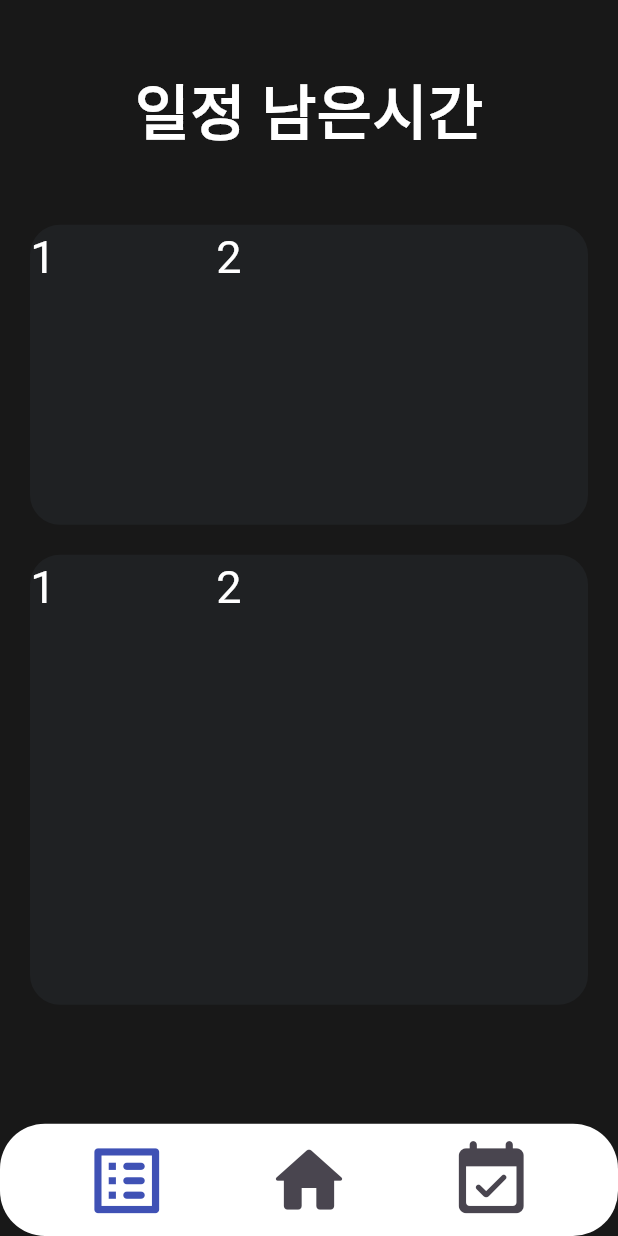
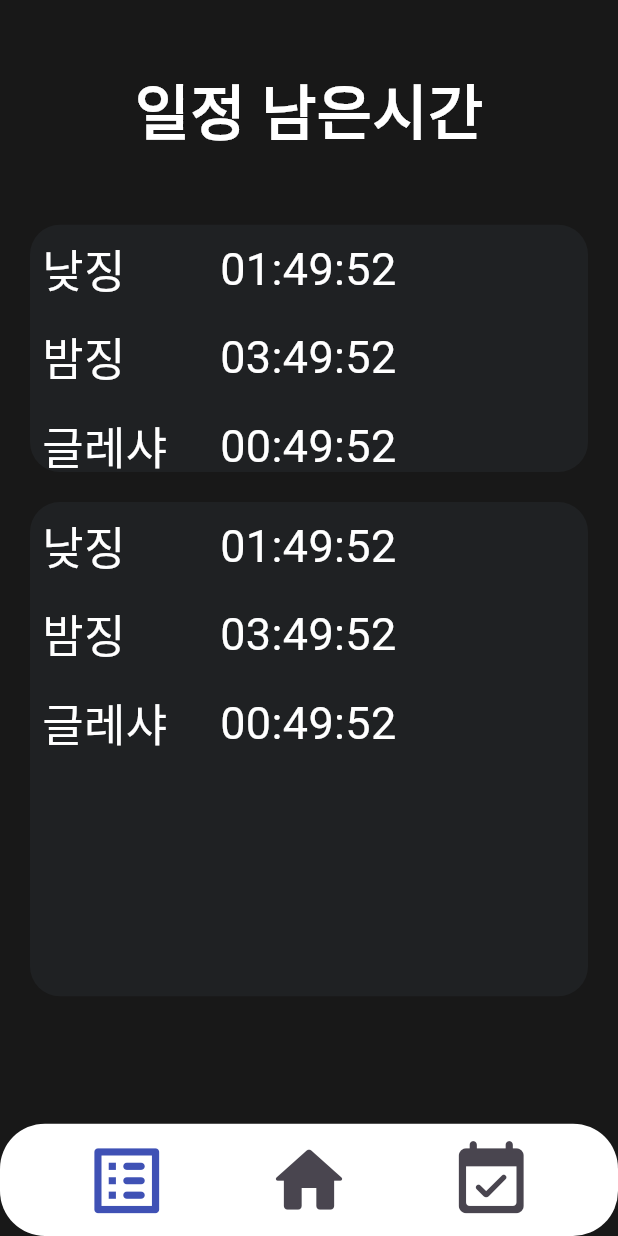
Before and after one commit to Nomad4512/archeage_schedule_manager, a Flutter app: the screen it shows after launch, on a phone screen of 412 x 824 dp. Run offline on Flutter 3.47's test engine with Material 3 defaults, Android fonts, the light colour scheme and no system bars.

Commit message:
예시 일일 일정 구현완료. 주간 일정 시작

```diff
--- /dev/null
+++ b/lib/models/daily_schedule.dart
@@ -0,0 +1,48 @@
+class DailySchedule {
+  String scheduleName;
+  List<DateTime> times;
+
+  DailySchedule(this.scheduleName, this.times);
+
+  // 각 일정에 대한 시간을 초기화하는 팩토리 메서드를 추가
+  static List<DailySchedule> initializeSchedules() {
+    List<DailySchedule> schedules = [];
+    DateTime today = DateTime.now();
+
+    // 현재 시간을 기준으로 일정 시간을 설정합니다.
+    List<DateTime> aTimes = [
+      DateTime(today.year, today.month, today.day, 0, 20),
+      DateTime(today.year, today.month, today.day, 4, 20),
+      DateTime(today.year, today.month, today.day, 8, 20),
+      DateTime(today.year, today.month, today.day, 12, 20),
+      DateTime(today.year, today.month, today.day, 16, 20),
+      DateTime(today.year, today.month, today.day, 20, 20),
+    ];
+
+    schedules.add(DailySchedule('낮징', aTimes));
+
+    List<DateTime> bTimes = [
+      DateTime(today.year, today.month, today.day, 2, 20),
+      DateTime(today.year, today.month, today.day, 6, 20),
+      DateTime(today.year, today.month, today.day, 10, 20),
+      DateTime(today.year, today.month, today.day, 14, 20),
+      DateTime(today.year, today.month, today.day, 18, 20),
+      DateTime(today.year, today.month, today.day, 22, 20),
+    ];
+
+    schedules.add(DailySchedule('밤징', bTimes));
+
+    List<DateTime> cTimes = [
+      DateTime(today.year, today.month, today.day, 3, 20),
+      DateTime(today.year, today.month, today.day, 7, 20),
+      DateTime(today.year, today.month, today.day, 11, 20),
+      DateTime(today.year, today.month, today.day, 15, 20),
+      DateTime(today.year, today.month, today.day, 19, 20),
+      DateTime(today.year, today.month, today.day, 23, 20),
+    ];
+
+    schedules.add(DailySchedule('글레샤', cTimes));
+
+    return schedules;
+  }
+}
--- a/lib/models/schuedule.dart
+++ /dev/null
@@ -1,7 +0,0 @@
-class Schedule{
-  String scheduleName;
-  DateTime time;
-
-  Schedule(this.scheduleName, this.time);
-
-}
--- a/lib/screens/schedule_screen.dart
+++ b/lib/screens/schedule_screen.dart
@@ -2,6 +2,7 @@ import 'dart:async';
 
 import 'package:flutter/material.dart';
 
+import '../models/daily_schedule.dart';
 import '../widgets/navigation_bar.dart';
 import '../widgets/schedule_card.dart';
 
@@ -14,9 +15,39 @@ class ScheduleScreen extends StatefulWidget {
 
 class _ScheduleScreenState extends State<ScheduleScreen> {
 
-  Timer? timer;
+  late Timer timer;
+  List<DailySchedule> schedules = [];
+  List<DailySchedule> dailySchedules = DailySchedule.initializeSchedules();
 
+  @override
+  void initState() {
+    super.initState();
+    schedules = DailySchedule.initializeSchedules();
+    timer = Timer.periodic(Duration(seconds: 1), (Timer t) => updateRemainingTime());
+  }
 
+  void updateRemainingTime() {
+    setState(() {
+      DateTime now = DateTime.now();
+      for (var schedule in schedules) {
+        // 현재 시간 이후의 가장 가까운 시간을 찾습니다.
+        schedule.times = schedule.times
+            .where((time) => time.isAfter(now))
+            .toList();
+
+        if (schedule.times.isNotEmpty) {
+          // 리스트가 비어 있지 않다면, 가장 가까운 시간으로 정렬합니다.
+          schedule.times.sort((a, b) => a.compareTo(b));
+        }
+      }
+    });
+  }
+
+  @override
+  void dispose() {
+    timer.cancel();
+    super.dispose();
+  }
 
   @override
   Widget build(BuildContext context) {
@@ -37,13 +68,13 @@ class _ScheduleScreenState extends State<ScheduleScreen> {
               )
             ),
           ),
-          Expanded(
+           Expanded(
             flex: 8,
                 child: Column(
                   children: [
-                    ScheduleCard(height: 200,),
+                    ScheduleCard(multi: 1, schedules: dailySchedules),
                     const SizedBox(height: 20,),
-                    ScheduleCard(height: 300,),
+                    ScheduleCard(multi: 2, schedules: dailySchedules),
                   ],
                 ),
           ),
--- a/lib/widgets/schedule_card.dart
+++ b/lib/widgets/schedule_card.dart
@@ -1,35 +1,81 @@
 import 'package:flutter/material.dart';
+import '../models/daily_schedule.dart';
 
 class ScheduleCard extends StatelessWidget {
-
-  final double height;
+  final double multi;
+  final List<DailySchedule> schedules;
 
   const ScheduleCard({
-    required this.height,
-  });
+    Key? key,
+    required this.multi,
+    required this.schedules,
+  }) : super(key: key);
 
+  // 'formatDuration'을 클래스의 메서드로 이동합니다.
+  String formatDuration(Duration d) {
+    String twoDigits(int n) => n.toString().padLeft(2, '0');
+    String twoDigitMinutes = twoDigits(d.inMinutes.remainder(60));
+    String twoDigitSeconds = twoDigits(d.inSeconds.remainder(60));
+    return "${twoDigits(d.inHours)}:$twoDigitMinutes:$twoDigitSeconds";
+  }
 
   @override
   Widget build(BuildContext context) {
+    // 화면 크기를 기준으로 카드의 높이를 계산합니다.
+    var screenSize = MediaQuery.of(context).size;
+    double cardHeight = screenSize.height * 0.2 * multi; // multi : 화면 높이 배수
+
     return Padding(
       padding: const EdgeInsets.symmetric(horizontal: 20),
-      child:
-      Container(
-          height: height,
-          decoration: BoxDecoration(
-            color: const Color(0xFF1F2123),
-            borderRadius: BorderRadius.circular(20),
-          ),
-          child: const Column(
-            children: [
-              Row(
+      child: Container(
+        height: cardHeight,
+        decoration: BoxDecoration(
+          color: const Color(0xFF1F2123),
+          borderRadius: BorderRadius.circular(20),
+        ),
+        child: Column(
+          children: schedules.map((schedule) {
+            DateTime? upcomingTime;
+            for (var time in schedule.times) {
+              if (time.isAfter(DateTime.now())) {
+                if (upcomingTime == null || time.isBefore(upcomingTime)) {
+                  upcomingTime = time;
+                }
+              }
+            }
+            var remainingTime = upcomingTime != null
+                ? upcomingTime.difference(DateTime.now())
+                : Duration.zero;
+            return Padding(
+              padding: const EdgeInsets.all(8.0),
+              child: Row(
+                crossAxisAlignment: CrossAxisAlignment.start,
                 children: [
-                  Expanded(flex:1, child: Text('1',style: TextStyle(fontSize: 30,color: Colors.white),)),
-                  Expanded(flex:2, child: Text('2',style: TextStyle(fontSize: 30,color: Colors.white),)),
+                  Expanded(
+                    flex: 1,
+                    child: Align(
+                      alignment: Alignment.centerLeft,
+                      child: Text(
+                        schedule.scheduleName,
+                        style: TextStyle(fontSize: 30, color: Colors.white),
+                      ),
+                    ),
+                  ),
+                  Expanded(
+                    flex: 2,
+                    child: Align(
+                      alignment: Alignment.centerLeft,
+                      child: Text(
+                        remainingTime <= Duration.zero ? '일정이 끝났습니다.' : formatDuration(remainingTime),
+                        style: TextStyle(fontSize: 30, color: Colors.white),
+                      ),
+                    ),
+                  ),
                 ],
-              )
-            ],
-          )
+              ),
+            );
+          }).toList(),
+        ),
       ),
     );
   }
```
Also changed, not shown: lib/models/weekly_schedule.dart (added).
